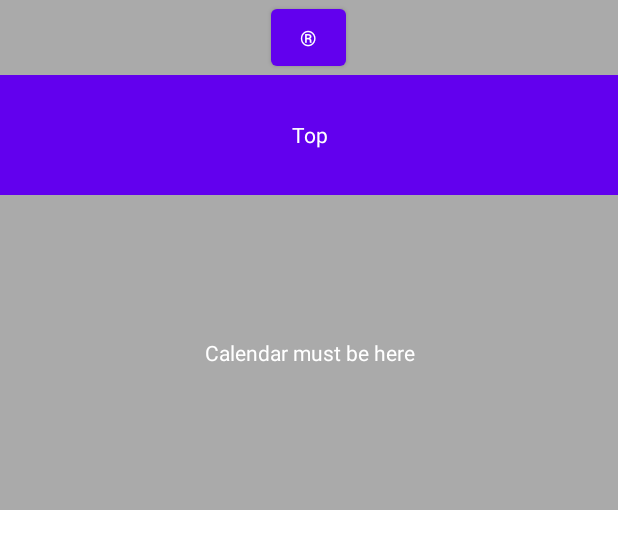
After one commit to MadMakZa/HealthDiary, an Android app: the layout bottomsheet_fragment.xml on its own in the app's theme, with its tools: preview values and no code run, on a phone screen of 412 x 824 dp. The commit adds this screen. Shown: the top 549 px of the screen. Run offline under Robolectric (Android 15) with nearby library versions, the phone set to English and light mode, and no system bars.

Commit message:
bottomsheet add

```diff
--- a/app/src/main/java/makza/afonsky/healthdiary/ButtonSheetActivity.kt
+++ b/app/src/main/java/makza/afonsky/healthdiary/ButtonSheetActivity.kt
@@ -1,4 +1,7 @@
 package makza.afonsky.healthdiary
 
-class ButtonSheetActivity {
+import androidx.appcompat.app.AppCompatActivity
+
+class ButtonSheetActivity : AppCompatActivity() {
+
 }
--- /dev/null
+++ b/app/src/main/res/layout/bottomsheet_fragment.xml
@@ -0,0 +1,34 @@
+<?xml version="1.0" encoding="utf-8"?>
+<LinearLayout xmlns:android="http://schemas.android.com/apk/res/android"
+    xmlns:app="http://schemas.android.com/apk/res-auto"
+    android:id="@+id/bottom_sheet"
+    android:layout_width="match_parent"
+    android:layout_height="340dp"
+    android:background="@android:color/darker_gray"
+    android:orientation="vertical"
+    app:behavior_hideable="true"
+    app:behavior_peekHeight="80dp"
+    app:layout_behavior="android.support.design.widget.BottomSheetBehavior">
+
+    <Button
+        android:layout_width="50dp"
+        android:layout_height="50dp"
+        android:layout_gravity="center"
+        android:text="®"/>
+
+    <TextView
+        android:layout_width="match_parent"
+        android:layout_height="80dp"
+        android:background="@color/design_default_color_primary"
+        android:gravity="center"
+        android:text="Top"
+        android:textColor="@android:color/white" />
+
+    <TextView
+        android:layout_width="match_parent"
+        android:layout_height="match_parent"
+        android:gravity="center"
+        android:text="Calendar must be here"
+        android:textColor="@android:color/white" />
+
+</LinearLayout>
```
Also changed, not shown: gradle/wrapper/gradle-wrapper.properties.
